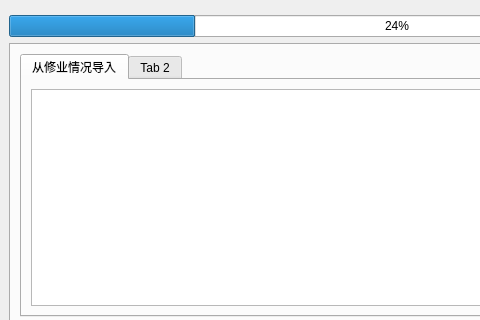
Before: the Qt Designer form src/mainwindow.ui in creeper12356/jcourse_local, drawn with Qt 5; both pictures show x 0 to 480 and y 0 to 320 of the 800 by 684 pixel window.
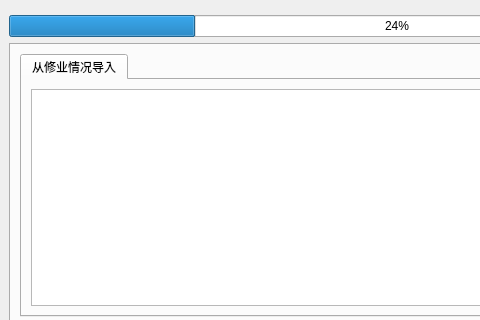
After: the same form once the commit is applied. The open tabs and pages were chosen to show the change. Custom widgets are drawn as their Qt base class.

Patch:
```diff
--- a/src/mainwindow.ui
+++ b/src/mainwindow.ui
@@ -190,11 +190,6 @@
             </item>
            </layout>
           </widget>
-          <widget class="QWidget" name="tab_2">
-           <attribute name="title">
-            <string>Tab 2</string>
-           </attribute>
-          </widget>
          </widget>
         </item>
         <item>
```
